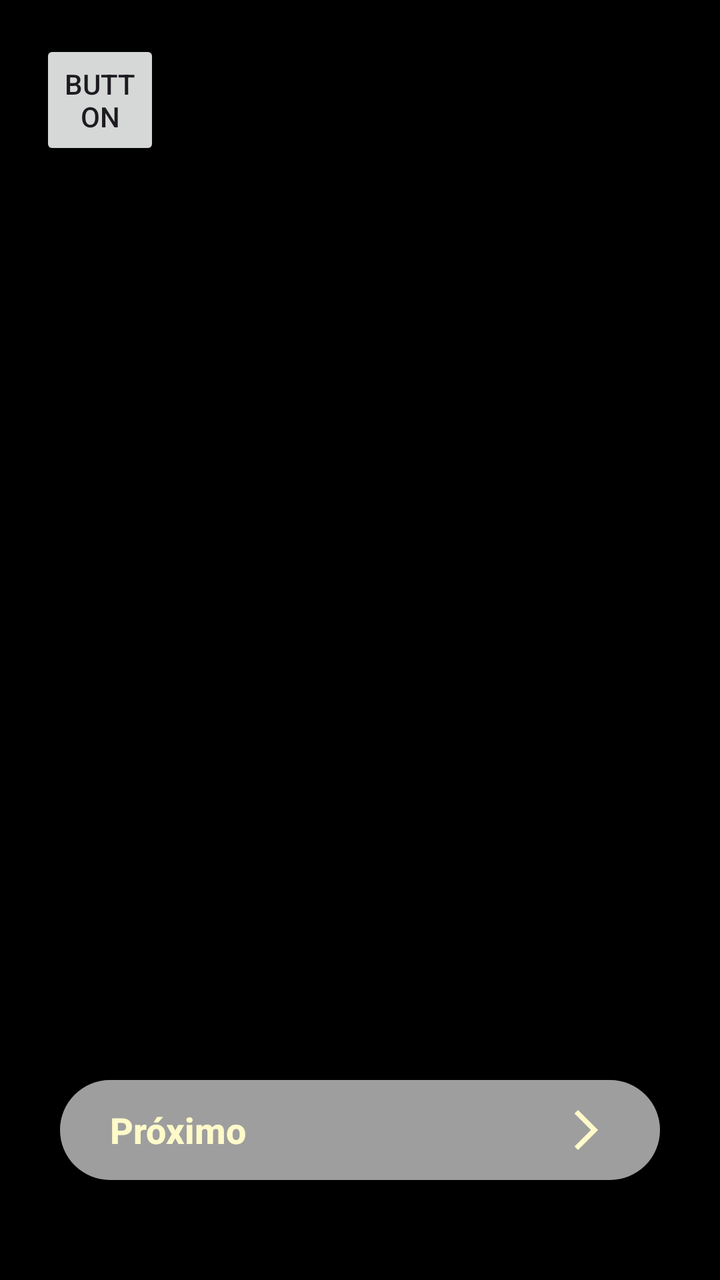
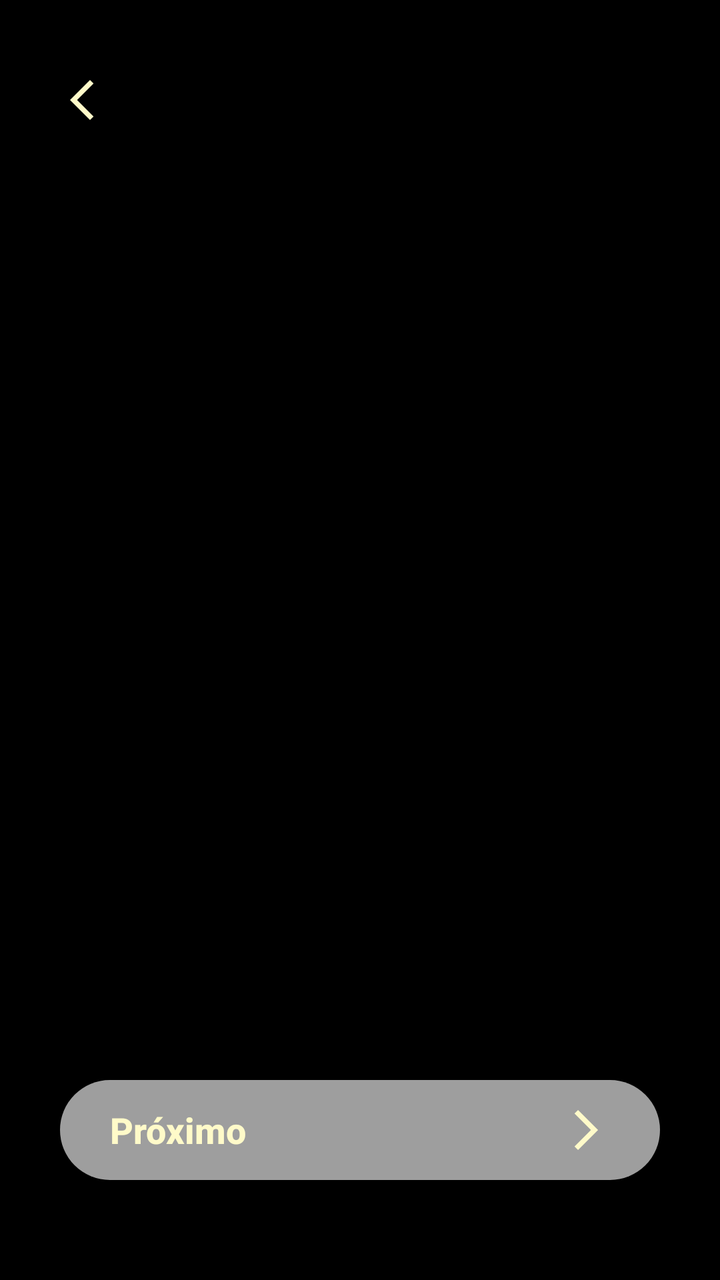

Before-and-after screenshots of an Android layout around one commit, followed by the original layout XML and the change that was made.
<!-- AndroidManifest.xml: application theme Theme.Monaly -->
<!-- res/layout/activity_onboarding.xml -->
<?xml version="1.0" encoding="utf-8"?>
<androidx.constraintlayout.widget.ConstraintLayout


    xmlns:android="http://schemas.android.com/apk/res/android"
    xmlns:app="http://schemas.android.com/apk/res-auto"
    xmlns:tools="http://schemas.android.com/tools"
    android:layout_width="match_parent"
    android:layout_height="match_parent"
    android:background="@color/black">


    <FrameLayout
        android:id="@+id/containerOnboarding"
        android:layout_width="0dp"
        android:layout_height="0dp"
        app:layout_constraintBottom_toTopOf="@+id/buttonNext"
        app:layout_constraintEnd_toEndOf="parent"
        app:layout_constraintHorizontal_bias="0.0"
        app:layout_constraintStart_toStartOf="parent"
        app:layout_constraintTop_toTopOf="parent"
        app:layout_constraintVertical_bias="0.0">

    </FrameLayout>

    <androidx.appcompat.widget.AppCompatButton
        android:id="@+id/buttonBack"
        android:layout_width="60dp"
        android:layout_height="60dp"
        android:layout_marginStart="20dp"
        android:layout_marginTop="20dp"
        android:text="Button"
        app:layout_constraintStart_toStartOf="parent"
        app:layout_constraintTop_toTopOf="@+id/containerOnboarding" />

    <androidx.appcompat.widget.AppCompatButton
        android:id="@+id/buttonNext"
        android:layout_width="0dp"
        android:layout_height="50dp"
        android:layout_marginStart="30dp"
        android:layout_marginEnd="30dp"
        android:layout_marginBottom="50dp"
        android:background="@drawable/drawable_backgroun_buttom_gray_medium_30_dp"
        android:drawableRight="@drawable/icon_arrow_right_bage"
        android:gravity="start|center_vertical"
        android:paddingStart="25dp"
        android:paddingEnd="25dp"
        android:text="@string/onboarding_bottom_next"
        android:textAllCaps="false"
        android:textColor="@color/bage_neutral"
        android:textSize="18dp"
        app:layout_constraintBottom_toBottomOf="parent"
        app:layout_constraintEnd_toEndOf="parent"
        app:layout_constraintHorizontal_bias="0.0"
        app:layout_constraintStart_toStartOf="parent" />


</androidx.constraintlayout.widget.ConstraintLayout>
<!-- resources referenced by this layout -->
<resources>
  <color name="bage_neutral">#FFFAC9</color>
  <color name="black">#000000</color>
  <!-- drawable drawable_backgroun_buttom_gray_medium_30_dp (drawable) -->
  <?xml version="1.0" encoding="utf-8"?>
  <shape xmlns:android="http://schemas.android.com/apk/res/android">
  
  
      <corners android:radius="30dp"/>
      <solid android:color="@color/gray_medium"/>
  
  
  </shape>
  <!-- drawable icon_arrow_right_bage (drawable) -->
  <vector xmlns:android="http://schemas.android.com/apk/res/android" android:autoMirrored="true" android:height="24dp" android:tint="#FFFAC9" android:viewportHeight="960" android:viewportWidth="960" android:width="24dp">
        
      <path android:fillColor="@android:color/white" android:pathData="M321,880L250,809L579,480L250,151L321,80L721,480L321,880Z"/>
      
  </vector>
  <string name="onboarding_bottom_next"><b>Próximo</b></string>
  <style name="Theme.Monaly" parent="Base.Theme.Monaly" />
  <color name="gray_medium">#9E9E9E</color>
  <style name="Base.Theme.Monaly" parent="Theme.Material3.DayNight.NoActionBar">
          
          
      </style>
</resources>

<!-- the commit's change to res/layout/activity_onboarding.xml (unified diff, before → after) -->
@@ -24,14 +24,16 @@
     </FrameLayout>
 
     <androidx.appcompat.widget.AppCompatButton
+        android:background="@drawable/drawable_background_button_round_transparent"
         android:id="@+id/buttonBack"
         android:layout_width="60dp"
         android:layout_height="60dp"
         android:layout_marginStart="20dp"
         android:layout_marginTop="20dp"
-        android:text="Button"
         app:layout_constraintStart_toStartOf="parent"
-        app:layout_constraintTop_toTopOf="@+id/containerOnboarding" />
+        app:layout_constraintTop_toTopOf="@+id/containerOnboarding"
+        android:drawableStart="@drawable/icon_arrow_back_ios"
+        android:paddingStart="15dp"/>
 
     <androidx.appcompat.widget.AppCompatButton
         android:id="@+id/buttonNext"
<!-- resource entries referenced after the edit -->
@@ -12,6 +12,23 @@
   
   
   </shape>
+  <!-- drawable drawable_background_button_round_transparent (drawable) -->
+  <?xml version="1.0" encoding="utf-8"?>
+  <shape xmlns:android="http://schemas.android.com/apk/res/android"
+  
+  
+      android:shape="rectangle">
+  
+      <corners android:radius="100dp"/>
+  
+  
+  </shape>
+  <!-- drawable icon_arrow_back_ios (drawable) -->
+  <vector xmlns:android="http://schemas.android.com/apk/res/android" android:autoMirrored="true" android:height="24dp" android:tint="#FFFAC9" android:viewportHeight="960" android:viewportWidth="960" android:width="24dp">
+        
+      <path android:fillColor="@android:color/white" android:pathData="M400,880L0,480L400,80L471,151L142,480L471,809L400,880Z"/>
+      
+  </vector>
   <!-- drawable icon_arrow_right_bage (drawable) -->
   <vector xmlns:android="http://schemas.android.com/apk/res/android" android:autoMirrored="true" android:height="24dp" android:tint="#FFFAC9" android:viewportHeight="960" android:viewportWidth="960" android:width="24dp">
         
